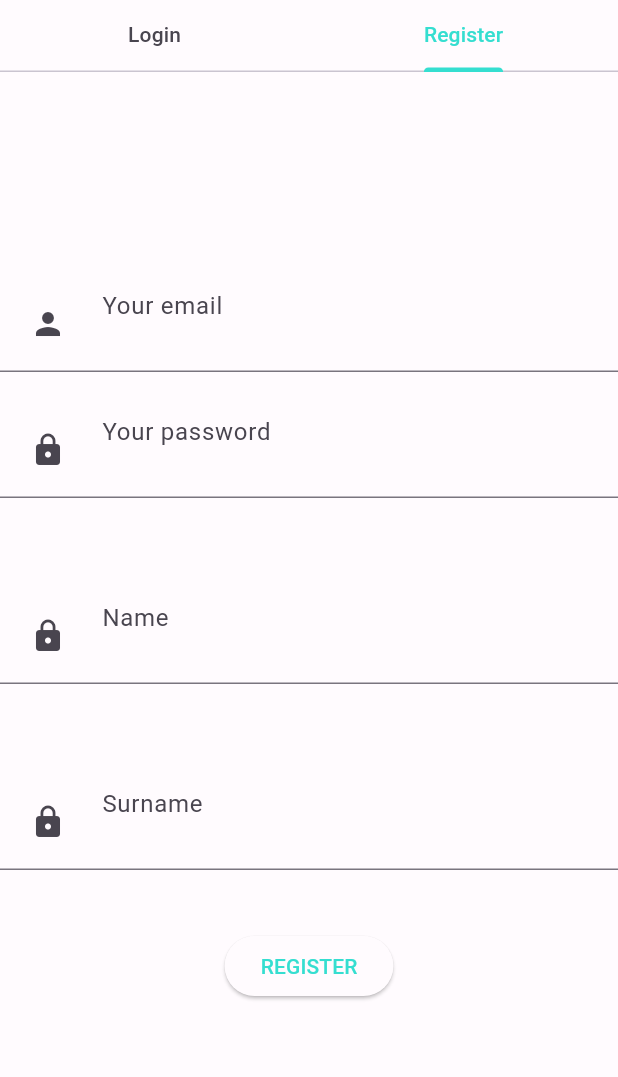
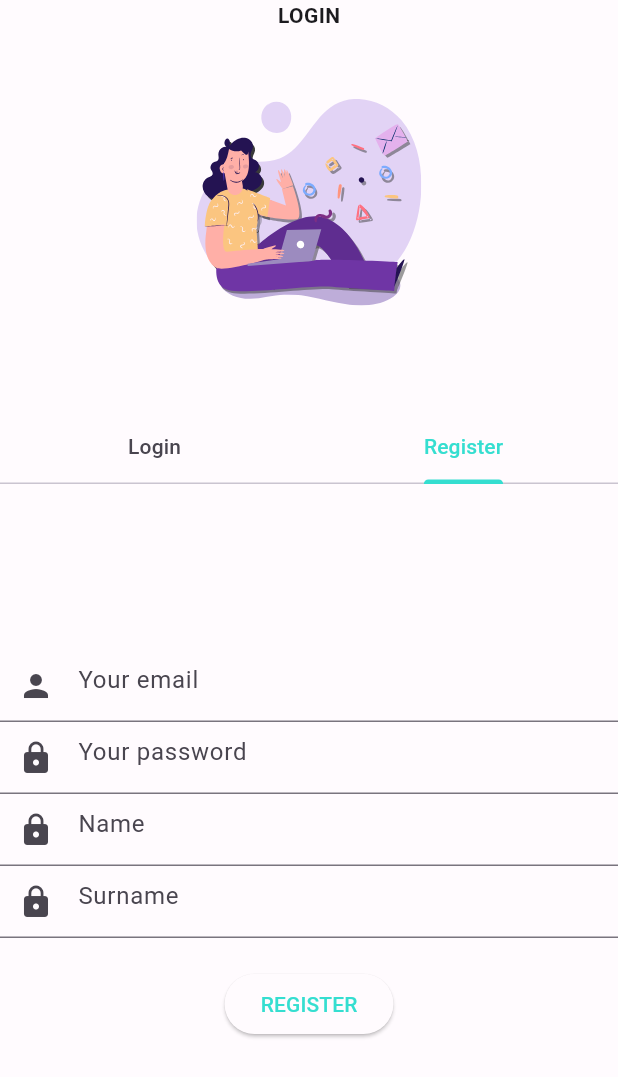
Before and after one commit to karayaka/note_with, a Flutter app: the screen it shows after launch, tab 2 chosen, on a phone screen of 412 x 824 dp. Shown: the top 1077 px of the screen. Run offline on Flutter 3.47's test engine with Material 2 defaults, Android fonts, the phone set to English and light mode, and no system bars; our stand-ins replace dio, flutter_svg, get.

Commit message:
app login page desing

```diff
--- a/lib/views/security_views/components/login_register_form.dart
+++ b/lib/views/security_views/components/login_register_form.dart
@@ -1,4 +1,5 @@
 import 'package:flutter/material.dart';
+import 'package:flutter_svg/svg.dart';
 
 class LoginRegisterForm extends StatelessWidget {
   const LoginRegisterForm({Key? key}) : super(key: key);
@@ -40,59 +41,36 @@ class RegisterForm extends StatelessWidget {
             TextFormField(
               keyboardType: TextInputType.emailAddress,
               textInputAction: TextInputAction.next,
-              //cursorColor: kPrimaryColor,
+              //cursorColor: ,
               onSaved: (email) {},
               decoration: InputDecoration(
                 hintText: "Your email",
-                prefixIcon: Padding(
-                  padding: const EdgeInsets.all(20),
-                  child: Icon(Icons.person),
+                prefixIcon: Icon(Icons.person),
               ),
             ),
-            ),
-            Padding(
-              padding: const EdgeInsets.symmetric(vertical: 20),
-              child: TextFormField(
+            TextFormField(
               textInputAction: TextInputAction.done,
               obscureText: true,
               //cursorColor: kPrimaryColor,
               decoration: InputDecoration(
                 hintText: "Your password",
-                  prefixIcon: Padding(
-                    padding: const EdgeInsets.all(20),
-                    child: Icon(Icons.lock),
+                prefixIcon: Icon(Icons.lock),
               ),
             ),
-              ),
-            ),
-            const SizedBox(height: 20),
-            Padding(
-              padding: const EdgeInsets.symmetric(vertical: 20),
-              child: TextFormField(
+            TextFormField(
               textInputAction: TextInputAction.done,
               //cursorColor: kPrimaryColor,
               decoration: InputDecoration(
                 hintText: "Name",
-                  prefixIcon: Padding(
-                    padding: const EdgeInsets.all(20),
-                    child: Icon(Icons.lock),
+                prefixIcon: Icon(Icons.lock),
               ),
             ),
-              ),
-            ),
-            const SizedBox(height: 20),
-            Padding(
-              padding: const EdgeInsets.symmetric(vertical: 20),
-              child: TextFormField(
+            TextFormField(
               textInputAction: TextInputAction.done,
               //cursorColor: kPrimaryColor,
               decoration: InputDecoration(
                 hintText: "Surname",
-                  prefixIcon: Padding(
-                    padding: const EdgeInsets.all(20),
-                    child: Icon(Icons.lock),
-                  ),
-                ),
+                prefixIcon: Icon(Icons.lock),
               ),
             ),
             const SizedBox(height: 20),
@@ -128,10 +106,7 @@ class LoginForm extends StatelessWidget {
               onSaved: (email) {},
               decoration: InputDecoration(
                 hintText: "Your email",
-                prefixIcon: Padding(
-                  padding: const EdgeInsets.all(20),
-                  child: Icon(Icons.person),
-                ),
+                prefixIcon: Icon(Icons.person),
               ),
             ),
             Padding(
@@ -142,21 +117,29 @@ class LoginForm extends StatelessWidget {
                 //cursorColor: kPrimaryColor,
                 decoration: InputDecoration(
                   hintText: "Your password",
-                  prefixIcon: Padding(
-                    padding: const EdgeInsets.all(20),
-                    child: Icon(Icons.lock),
+                  prefixIcon: Icon(Icons.lock),
                 ),
               ),
             ),
-            ),
-            const SizedBox(height: 20),
+            const SizedBox(height: 15),
             ElevatedButton(
               onPressed: () {},
               child: Text(
                 "Login".toUpperCase(),
               ),
             ),
-            const SizedBox(height: 20),
+            const SizedBox(height: 10),
+            const Divider(),
+            const SizedBox(height: 5),
+            ElevatedButton.icon(
+              icon: SvgPicture.asset(
+                "assets/icons/google-plus.svg",
+                width: 15,
+                height: 15,
+              ),
+              onPressed: () {},
+              label: Text("Google İle Giriş"),
+            ),
           ],
         ),
       ),
--- /dev/null
+++ b/lib/views/security_views/components/login_screen_top_image.dart
@@ -0,0 +1,32 @@
+import 'package:flutter/material.dart';
+import 'package:flutter_svg/flutter_svg.dart';
+
+class LoginScreenTopImage extends StatelessWidget {
+  const LoginScreenTopImage({
+    Key? key,
+  }) : super(key: key);
+
+  @override
+  Widget build(BuildContext context) {
+    return Column(
+      children: [
+        const Expanded(
+          flex: 1,
+          child: Text(
+            "LOGIN",
+            style: TextStyle(fontWeight: FontWeight.bold),
+          ),
+        ),
+        Expanded(
+          flex: 8,
+          child: SvgPicture.asset(
+            "assets/icons/login.svg",
+            width: 150,
+            height: 150,
+          ),
+        ),
+        SizedBox(height: 32),
+      ],
+    );
+  }
+}
--- a/lib/views/security_views/login_view.dart
+++ b/lib/views/security_views/login_view.dart
@@ -1,6 +1,7 @@
 import 'package:flutter/material.dart';
 import 'package:note_with/views/base_views/responsive.dart';
 import 'components/login_register_form.dart';
+import 'components/login_screen_top_image.dart';
 
 class LoginView extends StatelessWidget {
   const LoginView({super.key});
@@ -24,7 +25,12 @@ class LoginMobil extends StatelessWidget {
 
   @override
   Widget build(BuildContext context) {
-    return Center(child: LoginRegisterForm());
+    return const Column(
+      children: [
+        Expanded(flex: 1, child: LoginScreenTopImage()),
+        Expanded(flex: 2, child: Center(child: LoginRegisterForm())),
+      ],
+    );
   }
 }
 
@@ -35,6 +41,11 @@ class LoginDesktop extends StatelessWidget {
 
   @override
   Widget build(BuildContext context) {
-    return Center();
+    return const Row(
+      children: [
+        Expanded(flex: 1, child: Center(child: LoginScreenTopImage())),
+        Expanded(flex: 2, child: Center(child: LoginRegisterForm())),
+      ],
+    );
   }
 }
```
Also changed, not shown: pubspec.yaml (+7 -0 lines), assets/icons/chat.svg (deleted), assets/icons/google-plus.svg (added), assets/icons/signup.svg (deleted), assets/images/login_bottom.png (deleted), assets/images/main_bottom.png (deleted), assets/images/main_top.png (deleted), assets/images/signup_top.png (deleted), pubspec.lock. Lines whose indentation alone changed are shown as unchanged.
